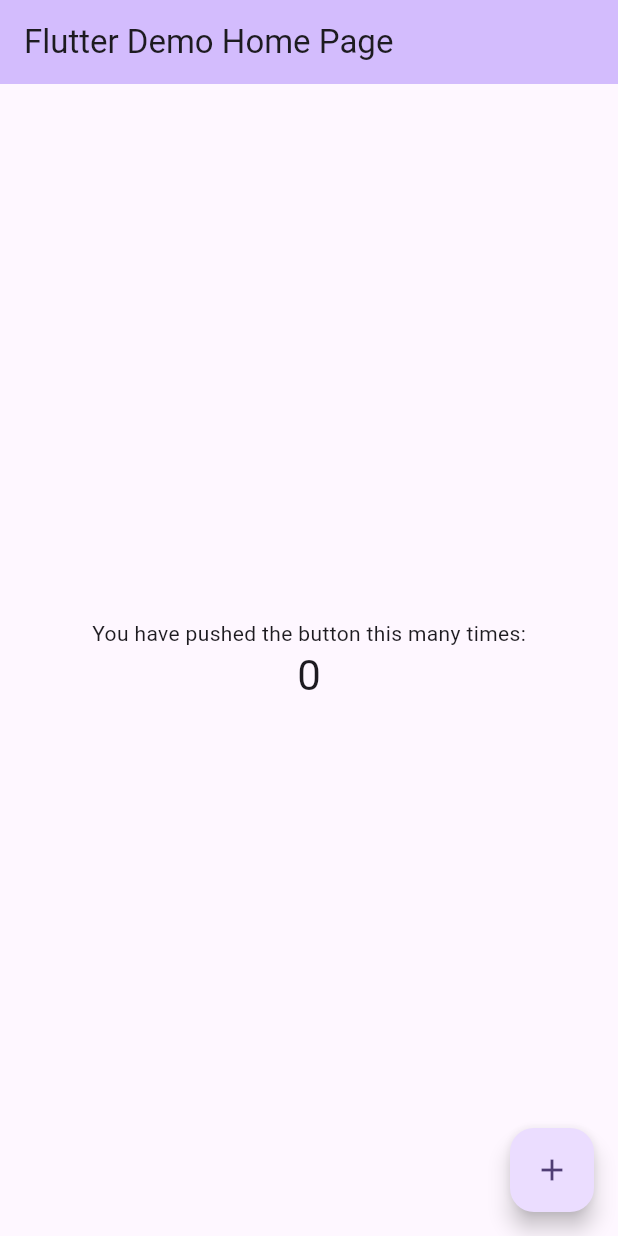
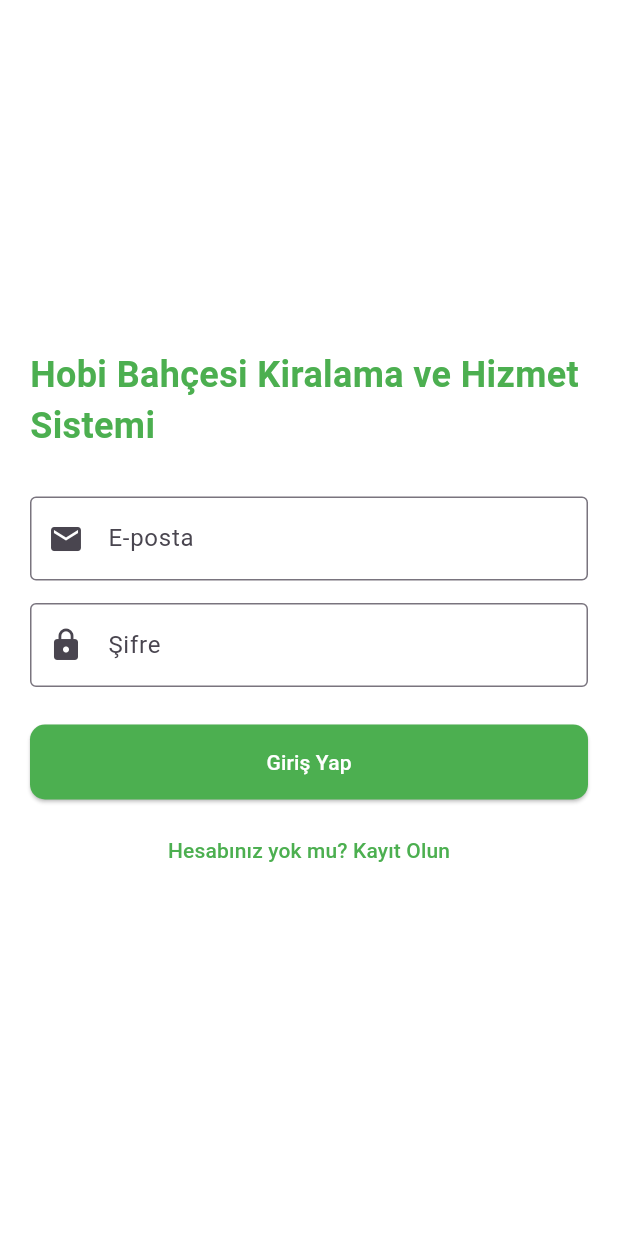
Before and after one commit to suraesgi/243301071_EmineSuraEsgi_Flutter_Proje, a Flutter app: the screen it shows after launch, on a phone screen of 412 x 824 dp. Run offline on Flutter 3.47's test engine with Material 3 defaults, Android fonts, the phone set to English and light mode, and no system bars.

Commit message:
feat: Proje iskeleti ve Giriş Ekranı tasarımı oluşturuldu

```diff
--- a/lib/main.dart
+++ b/lib/main.dart
@@ -1,122 +1,90 @@
 import 'package:flutter/material.dart';
 
 void main() {
-  runApp(const MyApp());
+  runApp(const HobiBahcesiApp());
 }
 
-class MyApp extends StatelessWidget {
-  const MyApp({super.key});
+class HobiBahcesiApp extends StatelessWidget {
+  const HobiBahcesiApp({super.key});
 
-  // This widget is the root of your application.
   @override
   Widget build(BuildContext context) {
     return MaterialApp(
-      title: 'Flutter Demo',
+      debugShowCheckedModeBanner: false,
+      title: 'Hobi Bahçesi Kiralama ve Hizmet Sistemi',
       theme: ThemeData(
-        // This is the theme of your application.
-        //
-        // TRY THIS: Try running your application with "flutter run". You'll see
-        // the application has a purple toolbar. Then, without quitting the app,
-        // try changing the seedColor in the colorScheme below to Colors.green
-        // and then invoke "hot reload" (save your changes or press the "hot
-        // reload" button in a Flutter-supported IDE, or press "r" if you used
-        // the command line to start the app).
-        //
-        // Notice that the counter didn't reset back to zero; the application
-        // state is not lost during the reload. To reset the state, use hot
-        // restart instead.
-        //
-        // This works for code too, not just values: Most code changes can be
-        // tested with just a hot reload.
-        colorScheme: ColorScheme.fromSeed(seedColor: Colors.deepPurple),
+        scaffoldBackgroundColor: Colors.white,
+        primarySwatch: Colors.green,
       ),
-      home: const MyHomePage(title: 'Flutter Demo Home Page'),
+      home: const GirisEkrani(),
     );
   }
 }
 
-class MyHomePage extends StatefulWidget {
-  const MyHomePage({super.key, required this.title});
-
-  // This widget is the home page of your application. It is stateful, meaning
-  // that it has a State object (defined below) that contains fields that affect
-  // how it looks.
-
-  // This class is the configuration for the state. It holds the values (in this
-  // case the title) provided by the parent (in this case the App widget) and
-  // used by the build method of the State. Fields in a Widget subclass are
-  // always marked "final".
-
-  final String title;
-
-  @override
-  State<MyHomePage> createState() => _MyHomePageState();
-}
-
-class _MyHomePageState extends State<MyHomePage> {
-  int _counter = 0;
-
-  void _incrementCounter() {
-    setState(() {
-      // This call to setState tells the Flutter framework that something has
-      // changed in this State, which causes it to rerun the build method below
-      // so that the display can reflect the updated values. If we changed
-      // _counter without calling setState(), then the build method would not be
-      // called again, and so nothing would appear to happen.
-      _counter++;
-    });
-  }
+class GirisEkrani extends StatelessWidget {
+  const GirisEkrani({super.key});
 
   @override
   Widget build(BuildContext context) {
-    // This method is rerun every time setState is called, for instance as done
-    // by the _incrementCounter method above.
-    //
-    // The Flutter framework has been optimized to make rerunning build methods
-    // fast, so that you can just rebuild anything that needs updating rather
-    // than having to individually change instances of widgets.
     return Scaffold(
-      appBar: AppBar(
-        // TRY THIS: Try changing the color here to a specific color (to
-        // Colors.amber, perhaps?) and trigger a hot reload to see the AppBar
-        // change color while the other colors stay the same.
-        backgroundColor: Theme.of(context).colorScheme.inversePrimary,
-        // Here we take the value from the MyHomePage object that was created by
-        // the App.build method, and use it to set our appbar title.
-        title: Text(widget.title),
-      ),
-      body: Center(
-        // Center is a layout widget. It takes a single child and positions it
-        // in the middle of the parent.
+      body: Padding(
+        padding: const EdgeInsets.all(20.0),
         child: Column(
-          // Column is also a layout widget. It takes a list of children and
-          // arranges them vertically. By default, it sizes itself to fit its
-          // children horizontally, and tries to be as tall as its parent.
-          //
-          // Column has various properties to control how it sizes itself and
-          // how it positions its children. Here we use mainAxisAlignment to
-          // center the children vertically; the main axis here is the vertical
-          // axis because Columns are vertical (the cross axis would be
-          // horizontal).
-          //
-          // TRY THIS: Invoke "debug painting" (choose the "Toggle Debug Paint"
-          // action in the IDE, or press "p" in the console), to see the
-          // wireframe for each widget.
           mainAxisAlignment: MainAxisAlignment.center,
-          children: <Widget>[
-            const Text('You have pushed the button this many times:'),
-            Text(
-              '$_counter',
-              style: Theme.of(context).textTheme.headlineMedium,
+          children: [
+            const Text(
+              "Hobi Bahçesi Kiralama ve Hizmet Sistemi",
+              style: TextStyle(
+                fontSize: 24,
+                fontWeight: FontWeight.bold,
+                color: Colors.green,
+              ),
+            ),
+            const SizedBox(height: 30),
+            const TextField(
+              decoration: InputDecoration(
+                labelText: 'E-posta',
+                border: OutlineInputBorder(),
+                prefixIcon: Icon(Icons.email),
+              ),
+            ),
+            const SizedBox(height: 15),
+            const TextField(
+              obscureText: true,
+              decoration: InputDecoration(
+                labelText: 'Şifre',
+                border: OutlineInputBorder(),
+                prefixIcon: Icon(Icons.lock),
+              ),
+            ),
+            const SizedBox(height: 25),
+            ElevatedButton(
+              onPressed: () {
+                print("LOG: Giriş yap butonuna basıldı.");
+              },
+              style: ElevatedButton.styleFrom(
+                backgroundColor: Colors.green,
+                foregroundColor: Colors.white,
+                minimumSize: const Size(double.infinity, 50),
+                shape: RoundedRectangleBorder(
+                  borderRadius: BorderRadius.circular(10),
+                ),
+              ),
+              child: const Text("Giriş Yap"),
+            ),
+            const SizedBox(height: 10),
+            TextButton(
+              onPressed: () {
+                print("LOG: Kayıt Ol ekranına yönlendiriliyor.");
+              },
+              child: const Text(
+                "Hesabınız yok mu? Kayıt Olun",
+                style: TextStyle(color: Colors.green),
+              ),
             ),
           ],
         ),
       ),
-      floatingActionButton: FloatingActionButton(
-        onPressed: _incrementCounter,
-        tooltip: 'Increment',
-        child: const Icon(Icons.add),
-      ), // This trailing comma makes auto-formatting nicer for build methods.
     );
   }
 }
```
